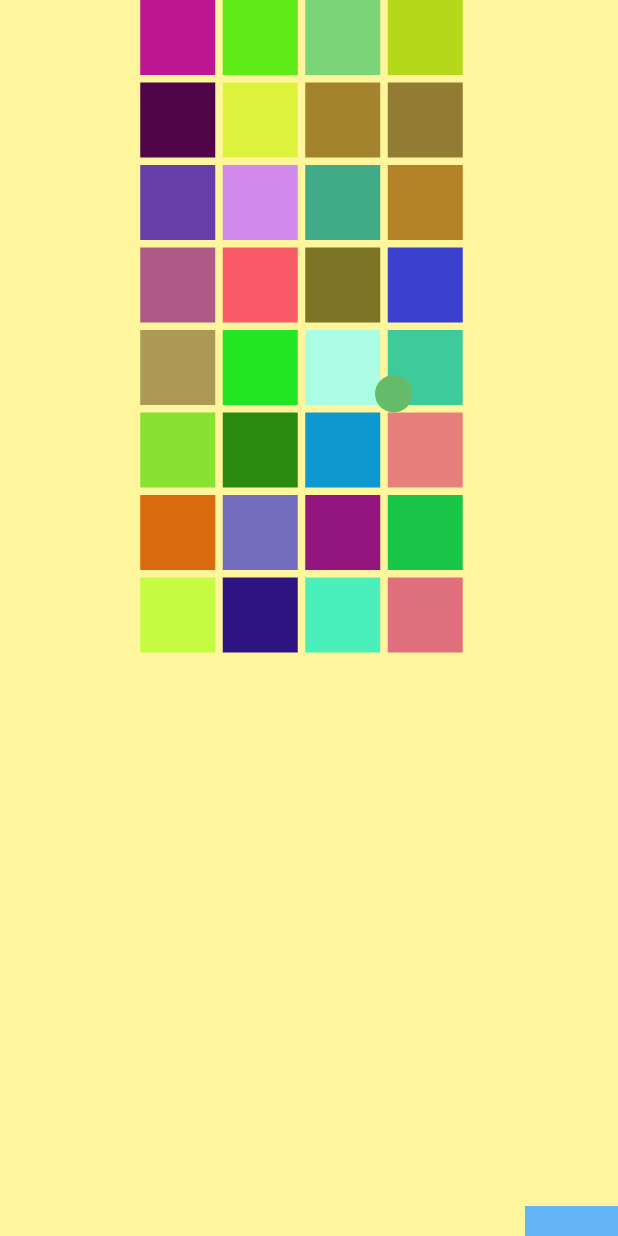
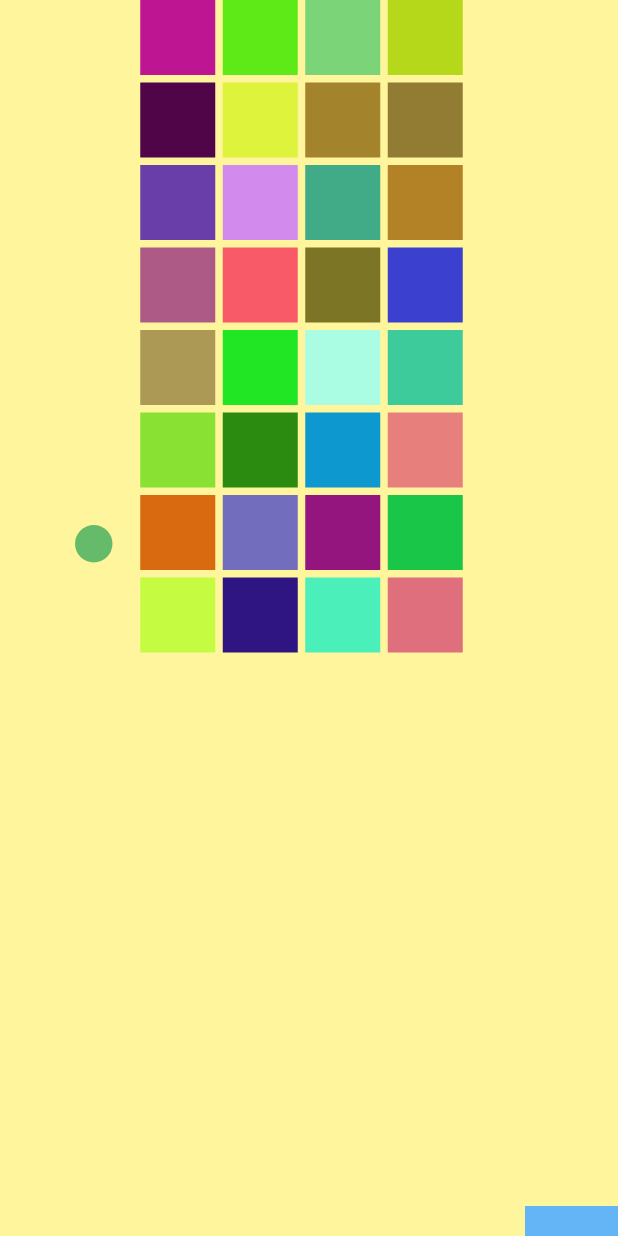
Before and after one commit to Rouhollah/help, a Flutter app: the screen it shows after launch, after a tap on "Board", on a phone screen of 412 x 824 dp. Run offline on Flutter 3.47's test engine with Material 2 defaults, Android fonts, the phone set to English and light mode, and no system bars.

Commit message:
move ball and cursor 80 percent complete

```diff
--- a/lib/main.dart
+++ b/lib/main.dart
@@ -4,6 +4,7 @@ import 'package:flutter/material.dart';
 import 'package:help/board.dart';
 import 'package:help/drag_object.dart';
 import 'package:help/matrix.dart';
+import 'package:help/slideTransition.dart';
 import 'package:help/staggerAnimation.dart';
 import 'package:help/table_screen.dart';
 import 'package:help/trackFinger.dart';
@@ -114,6 +115,20 @@ class _MyHomePageState extends State<MyHomePage> {
                                 context,
                                 MaterialPageRoute(
                                     builder: (context) => StaggerDemo()),
+                              );
+                            }),
+                      ),
+                      Container(
+                        height: 50,
+                        color: Colors.blue,
+                        margin: EdgeInsets.all(8.0),
+                        child: MaterialButton(
+                            child: Text('slide transition'),
+                            onPressed: () {
+                              Navigator.push(
+                                context,
+                                MaterialPageRoute(
+                                    builder: (context) => SlideWidget()),
                               );
                             }),
                       ),
--- a/lib/movement.dart
+++ b/lib/movement.dart
@@ -17,6 +17,8 @@ class _MovementState extends State<Movement>
   Tween<Offset> _tweenOffset;
   AnimationController _animationController;
   Random _random = new Random();
+  double screenWidth = window.physicalSize.width / window.devicePixelRatio;
+  double screenHeight = window.physicalSize.height / window.devicePixelRatio;
 
   Ball ball = new Ball();
 
@@ -25,43 +27,29 @@ class _MovementState extends State<Movement>
     super.initState();
     _animationController =
         AnimationController(duration: Duration(seconds: 1), vsync: this);
-    // Offset(20.6, 36)
-    _tweenOffset = Tween<Offset>(begin: Offset.zero, end: Offset(10, 10));
+    _tweenOffset = Tween<Offset>(begin: Offset.zero, end: getRandomOffset());
     _animationOffset = _tweenOffset.animate(
       CurvedAnimation(parent: _animationController, curve: Curves.linear),
-    );
-    //(_animationController)
-    // ..addListener(() {
-    //   setState(() {
-    //     if (_animationOffset.isCompleted) {
-    //       if (_tweenOffset.end.dx > 100) {
-    //         print("object");
-    //         //  _animationController.stop();
-    //       } else {
-    //         //setNewPosition();
-    //       }
-    //     }
-    //   });
-    // });
+    )..addListener(() {
+        setState(() {
+          if (_animationOffset.isCompleted) {
+            if (_tweenOffset.end.dx > 100) {
+              print("object");
+              //  _animationController.stop();
+            } else {
+              setNewPosition();
+            }
+          }
+        });
+      });
     _animationController.forward();
   }
 
   @override
   Widget build(BuildContext context) {
-    // return Container(
-    //   padding: EdgeInsets.only(bottom: ball.height),
-    //   alignment: Alignment.bottomCenter,
-    //   //height: MediaQuery.of(context).size.height,
-
-    //   color: Colors.white,
-    //   child:
-    //       SlideTransition(position: _animationOffset, child: ball.createBall()),
-    // );
     return UnconstrainedBox(
         child: SlideTransition(
             position: _animationOffset, child: ball.createBall()));
-    // return SlideTransition(
-    //     position: _animationOffset, child: ball.createBall());
   }
 
   int generateRandomNumber({min = 1, max = 20}) {
@@ -77,13 +65,11 @@ class _MovementState extends State<Movement>
   }
 
   Offset getRandomOffset() {
-    int w = (((window.physicalSize.width / window.devicePixelRatio) / 2) / 2)
-        .round();
-    int h = (((window.physicalSize.height / window.devicePixelRatio) / 2) / 2)
-        .round();
-    var dx = generateRandomNumber(min: 0, max: 25);
-    var dy = generateRandomNumber(min: 0, max: 37);
-    // var dy = 0.0;
+    int maxWidth = (screenWidth / ball.width).round();
+    int maxHeight = (screenHeight / ball.height).round();
+    print("$maxWidth,$maxHeight");
+    var dx = generateRandomNumber(min: 0, max: maxWidth - 1);
+    var dy = generateRandomNumber(min: 0, max: maxHeight - 1);
     print("Offset($dx,$dy)");
     return Offset(dx.toDouble(), dy.toDouble());
   }
--- a/lib/trackFinger.dart
+++ b/lib/trackFinger.dart
@@ -2,7 +2,6 @@ import 'dart:ui';
 
 import 'package:flutter/gestures.dart';
 import 'package:flutter/material.dart';
-import 'package:help/ball.dart';
 import 'package:help/cursor.dart';
 
 class TrackFinger extends StatefulWidget {
@@ -10,41 +9,14 @@ class TrackFinger extends StatefulWidget {
   _TrackFingerState createState() => _TrackFingerState();
 }
 
-class _TrackFingerState extends State<TrackFinger>
-    with SingleTickerProviderStateMixin {
+class _TrackFingerState extends State<TrackFinger> {
   bool firstShoot = true;
   //window.physicalSize.width = 1280
   //window.devicePixelRatio = 2
   // cursor() / 2 =>  50
   double posx = (window.physicalSize.width / window.devicePixelRatio) / 2 - 50;
-  //double posx = window.physicalSize.width / window.devicePixelRatio - 100;
   double posy = 25.0;
   Cursor cursor = new Cursor();
-  Ball ball = new Ball();
-
-  AnimationController controller;
-  Animation animation;
-  Offset _start = Offset(0, 0);
-  Offset _end = Offset(0.0, -0.4);
-
-  @override
-  void initState() {
-    super.initState();
-    controller =
-        AnimationController(duration: const Duration(seconds: 5), vsync: this);
-    // #docregion addListener
-    animation = Tween<Offset>(begin: _start, end: _end).animate(controller)
-      ..addListener(() {
-        // #enddocregion addListener
-        setState(() {
-          // The state that has changed here is the animation object’s value.
-          // print(animation.value);
-        });
-        // #docregion addListener
-      });
-    // #enddocregion addListener
-    controller.forward();
-  }
 
   @override
   Widget build(BuildContext context) {
@@ -53,15 +25,7 @@ class _TrackFingerState extends State<TrackFinger>
       child: new Stack(alignment: Alignment.bottomCenter, children: <Widget>[
         new Container(
           color: Colors.yellow[200],
-          // height: MediaQuery.of(context).size.height,
-          // width: MediaQuery.of(context).size.width,
         ),
-        // new Positioned(
-        //   child: cursor.createCursor(), //createCursor(),
-        //   left: posx,
-        //   bottom: 20,
-        //   // top: cursor.height * 3,
-        // ),
         AnimatedPositioned(
             duration: const Duration(milliseconds: 500),
             // top: 100,
@@ -85,10 +49,4 @@ class _TrackFingerState extends State<TrackFinger>
     double rightEdge = MediaQuery.of(context).size.width - 100.toDouble();
     return rightEdge;
   }
-
-  @override
-  void dispose() {
-    controller.dispose();
-    super.dispose();
-  }
 }
```
Also changed, not shown: lib/slideTransition.dart (added, +45 -0 lines).
